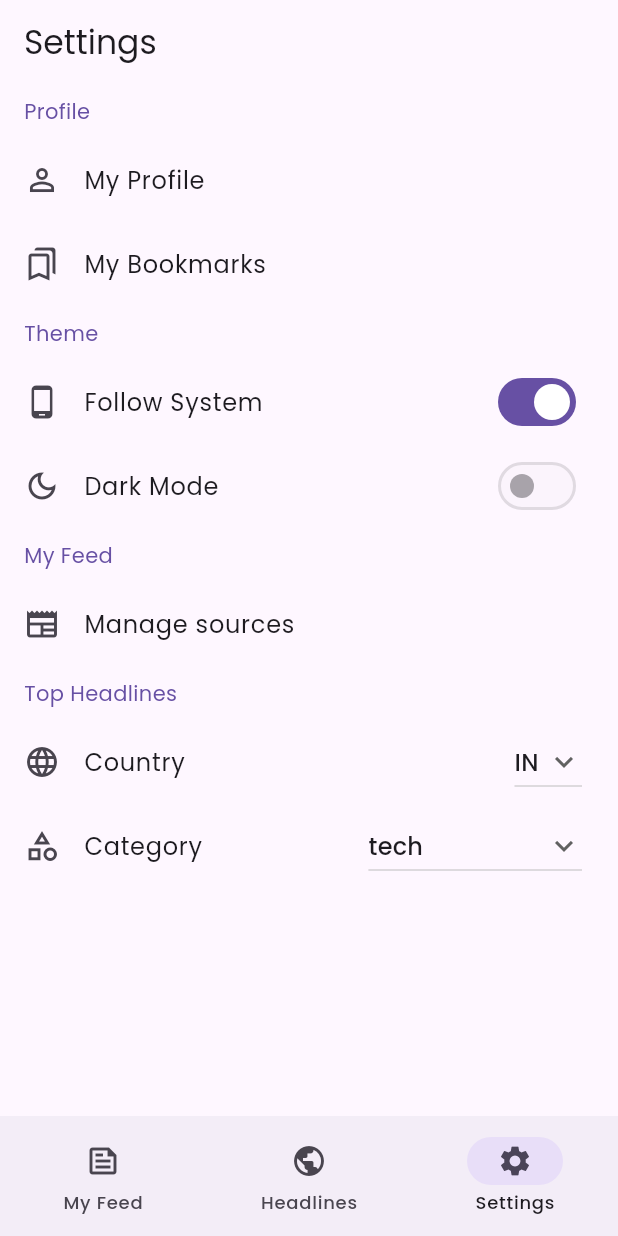
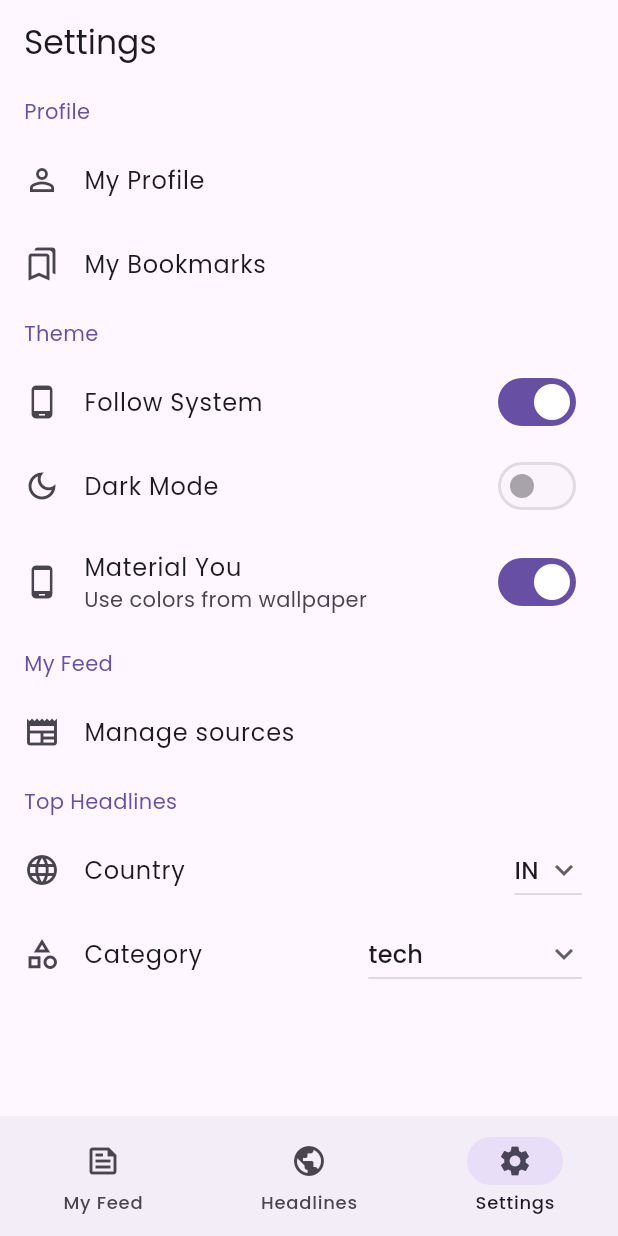
Before and after one commit to chauhan2b/news_app, a Flutter app: the screen it shows once a user with an empty profile is signed in, item 3 of the bottom bar chosen, on a phone screen of 412 x 824 dp. Run offline on Flutter 3.47's test engine with Material 3 defaults, Android fonts, the phone set to English and light mode, and no system bars; drawn by our look-alikes of dynamic_color; our stand-ins replace cloud_firestore, firebase_auth, firebase_core, flutter_form_builder, flutter_riverpod, form_builder_validators and 8 more; accounts and stored records are empty; generated files the repository leaves out were written again; network calls fail.

Commit message:
Add option to toggle material you

```diff
--- a/lib/app.dart
+++ b/lib/app.dart
@@ -2,7 +2,8 @@ import 'package:dynamic_color/dynamic_color.dart';
 import 'package:flutter/material.dart';
 import 'package:flutter_riverpod/flutter_riverpod.dart';
 import 'package:google_fonts/google_fonts.dart';
-import 'package:news_app/providers/dark_theme_state.dart';
+import 'package:news_app/constants/app_theme.dart';
+import 'package:news_app/providers/device_theme_state.dart';
 
 import 'package:news_app/routing/router.dart';
 
@@ -16,24 +17,18 @@ class MyApp extends ConsumerWidget {
     final goRouter = ref.watch(goRouterProvider);
     final darkMode = ref.watch(darkThemeStateProvider);
     final systemTheme = ref.watch(systemThemeStateProvider);
+    final materialYou = ref.watch(materialYouStateProvider);
+    final appTheme = ref.watch(appThemeProvider);
+
     return DynamicColorBuilder(
       builder: (lightColorScheme, darkColorScheme) => MaterialApp.router(
         debugShowCheckedModeBanner: false,
-        theme: ThemeData(
-          useMaterial3: true,
-          colorScheme: lightColorScheme,
-          splashColor: lightColorScheme?.primary.withOpacity(0.05),
-          highlightColor: lightColorScheme?.primary.withOpacity(0.1),
-          fontFamily: GoogleFonts.poppins().fontFamily,
-        ),
-        darkTheme: ThemeData(
-          useMaterial3: true,
-          brightness: Brightness.dark,
-          colorScheme: darkColorScheme,
-          splashColor: darkColorScheme?.primary.withOpacity(0.1),
-          highlightColor: darkColorScheme?.primary.withOpacity(0.1),
-          fontFamily: GoogleFonts.poppins().fontFamily,
-        ),
+        theme: materialYou.value == true
+            ? appTheme.lightTheme(lightColorScheme)
+            : appTheme.defaultLightTheme(),
+        darkTheme: materialYou.value == true
+            ? appTheme.darkTheme(darkColorScheme)
+            : appTheme.defaultDarkTheme(),
         themeMode: systemTheme.value == true
             ? ThemeMode.system
             : darkMode.value == true
--- a/lib/constants/constants.dart
+++ b/lib/constants/constants.dart
@@ -1,4 +1,5 @@
 const darkModePreference = 'dark_mode_preference';
+const materialYouPreference = 'material_you_preference';
 const userCountry = 'user_country';
 const userCategory = 'user_category';
 const userDomains = 'user_domains';
--- a/lib/screens/settings/settings.dart
+++ b/lib/screens/settings/settings.dart
@@ -2,7 +2,7 @@ import 'package:flutter/material.dart';
 import 'package:flutter_riverpod/flutter_riverpod.dart';
 import 'package:go_router/go_router.dart';
 import 'package:news_app/common/settings_header.dart';
-import 'package:news_app/providers/dark_theme_state.dart';
+import 'package:news_app/providers/device_theme_state.dart';
 import 'package:news_app/screens/settings/widgets/category_dropdown.dart';
 import 'package:news_app/screens/settings/widgets/country_dropdown.dart';
 
@@ -15,6 +15,7 @@ class Settings extends ConsumerWidget {
   Widget build(BuildContext context, WidgetRef ref) {
     final darkTheme = ref.watch(darkThemeStateProvider);
     final systemTheme = ref.watch(systemThemeStateProvider);
+    final materialYou = ref.watch(materialYouStateProvider);
 
     return Scaffold(
       appBar: AppBar(
@@ -84,6 +85,24 @@ class Settings extends ConsumerWidget {
                         },
                 ),
               ),
+              ListTile(
+                leading: const Icon(Icons.phone_android),
+                title: const Text(
+                  'Material You',
+                  style: TextStyle(
+                    fontSize: 16.0,
+                  ),
+                ),
+                subtitle: const Text('Use colors from wallpaper'),
+                trailing: Switch(
+                  value: materialYou.value ?? true,
+                  onChanged: (value) {
+                    ref
+                        .read(materialYouStateProvider.notifier)
+                        .toggleMaterialYou();
+                  },
+                ),
+              ),
               const SettingsHeader(text: 'My Feed'),
               ListTile(
                 leading: const Icon(Icons.newspaper_outlined),
```
Also changed, not shown: lib/constants/app_theme.dart (added, +49 -0 lines), lib/providers/device_theme_state.dart (renamed from lib/providers/dark_theme_state.dart, +26 -1 lines).
